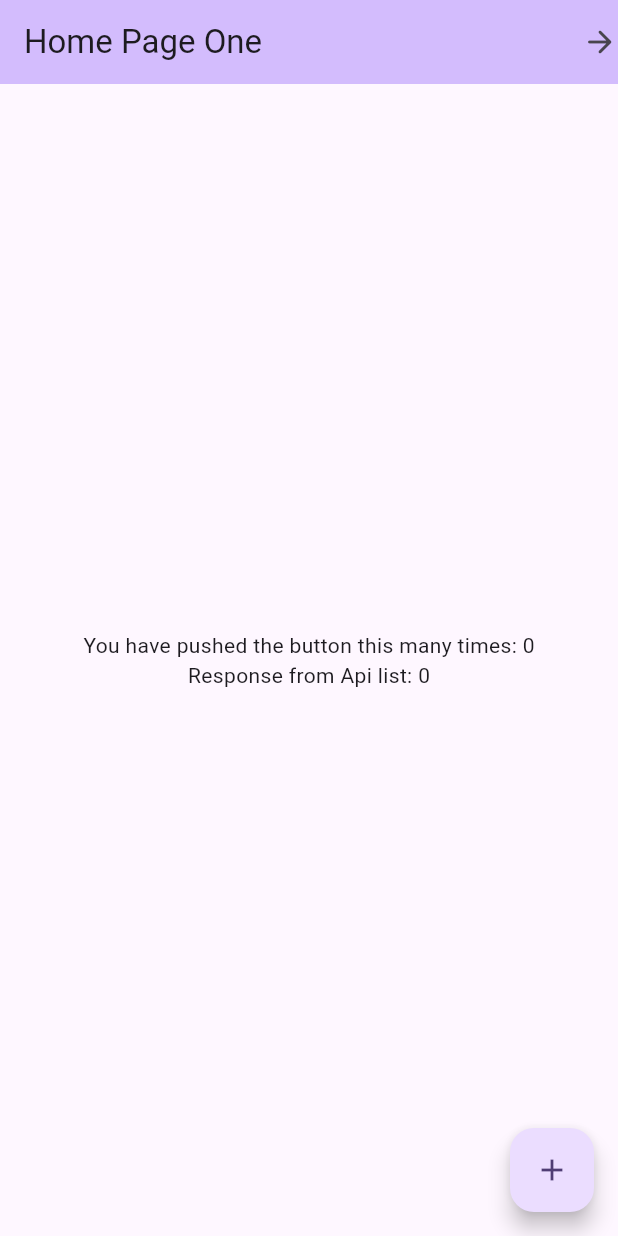
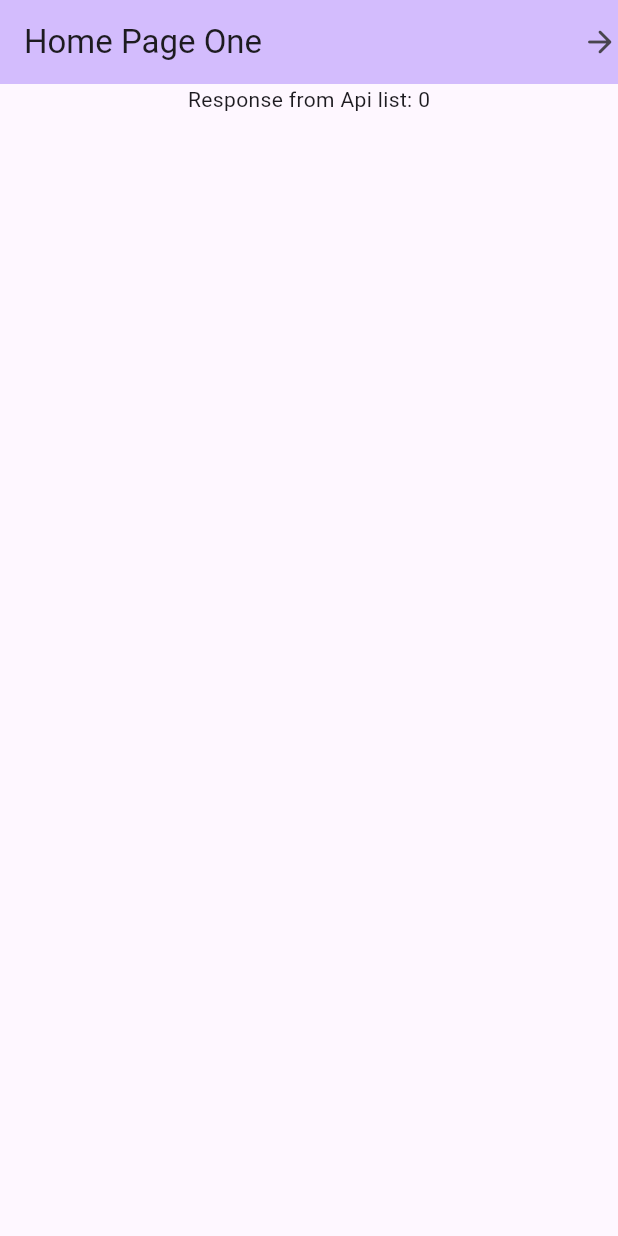
Before and after one commit to linhnguyen-gt/new-flutter-bloc, a Flutter app: the screen it shows after launch, on a phone screen of 412 x 824 dp. Run offline on Flutter 3.47's test engine with Material 2 defaults, Android fonts, the phone set to English and light mode, and no system bars; our stand-ins replace dio, flutter_bloc, freezed_annotation, get_it, go_router, infinite_scroll_pagination and 1 more; network calls fail.

```diff
--- a/lib/bloc/response_event.dart
+++ b/lib/bloc/response/response_event.dart
@@ -10,11 +10,6 @@ class CallResponse extends ResponseEvent with _$CallResponse {
 }
 
 @freezed
-class Count extends ResponseEvent with _$Count {
-  const factory Count() = _Count;
-}
-
-@freezed
 class ClickScreen extends ResponseEvent with _$ClickScreen {
   const factory ClickScreen() = _ClickScreen;
 }
--- a/lib/bloc/response_state.dart
+++ b/lib/bloc/response/response_state.dart
@@ -4,6 +4,5 @@ part of 'response_bloc.dart';
 class ResponseState extends BaseBlocState with _$ResponseState {
   const factory ResponseState({
     @Default([]) List<ResponseModel> data,
-    @Default(0) int count,
   }) = _ResponseState;
 }
--- a/lib/view/page_one/page_one.dart
+++ b/lib/view/page_one/page_one.dart
@@ -2,7 +2,7 @@ import 'package:flutter/material.dart';
 import 'package:flutter_bloc/flutter_bloc.dart';
 
 import '../../base/base_page_state.dart';
-import '../../bloc/response_bloc.dart';
+import '../../bloc/response/response_bloc.dart';
 
 class PageOne extends StatefulWidget {
   static const String route = 'PageOne';
@@ -40,24 +40,18 @@ class _PageOneState extends BasePageState<PageOne, ResponseBloc> {
         builder: (context, state) {
           return Center(
             child: Column(
-              mainAxisAlignment: MainAxisAlignment.center,
+              mainAxisAlignment: MainAxisAlignment.start,
               children: <Widget>[
-                Text(
-                  'You have pushed the button this many times: ${state.count}',
-                ),
                 Text(
                   'Response from Api list: ${state.data.length}',
                 ),
+                // ListView.builder(
+                //     itemCount: state.data.length, itemBuilder: itemBuilder)
               ],
             ),
           );
         },
       ),
-      floatingActionButton: FloatingActionButton(
-        onPressed: () => bloc.add(const Count()),
-        tooltip: 'Increment',
-        child: const Icon(Icons.add),
-      ), // This trailing comma makes auto-formatting nicer for build methods.
     );
   }
 }
--- a/pubspec.yaml
+++ b/pubspec.yaml
@@ -47,6 +47,7 @@ dependencies:
   rxdart: ^0.27.7
   get_it: ^7.6.0
   injectable: ^2.1.2
+  infinite_scroll_pagination: ^4.0.0
 
 dev_dependencies:
   flutter_test:
```
Also changed, not shown: lib/bloc/count/count_bloc.dart (added, +22 -0 lines), lib/bloc/count/count_event.dart (added, +10 -0 lines), lib/bloc/count/count_state.dart (added, +8 -0 lines), lib/bloc/response/response_bloc.dart (renamed from lib/bloc/response_bloc.dart, +8 -14 lines), lib/common/list/my_list.dart (added, +28 -0 lines), lib/view/page_two/page_two.dart (+12 -13 lines), lib/bloc/count/count_bloc.freezed.dart (added), lib/bloc/response/response_bloc.freezed.dart, lib/store/config_store.config.dart, pubspec.lock, 3 other files.
